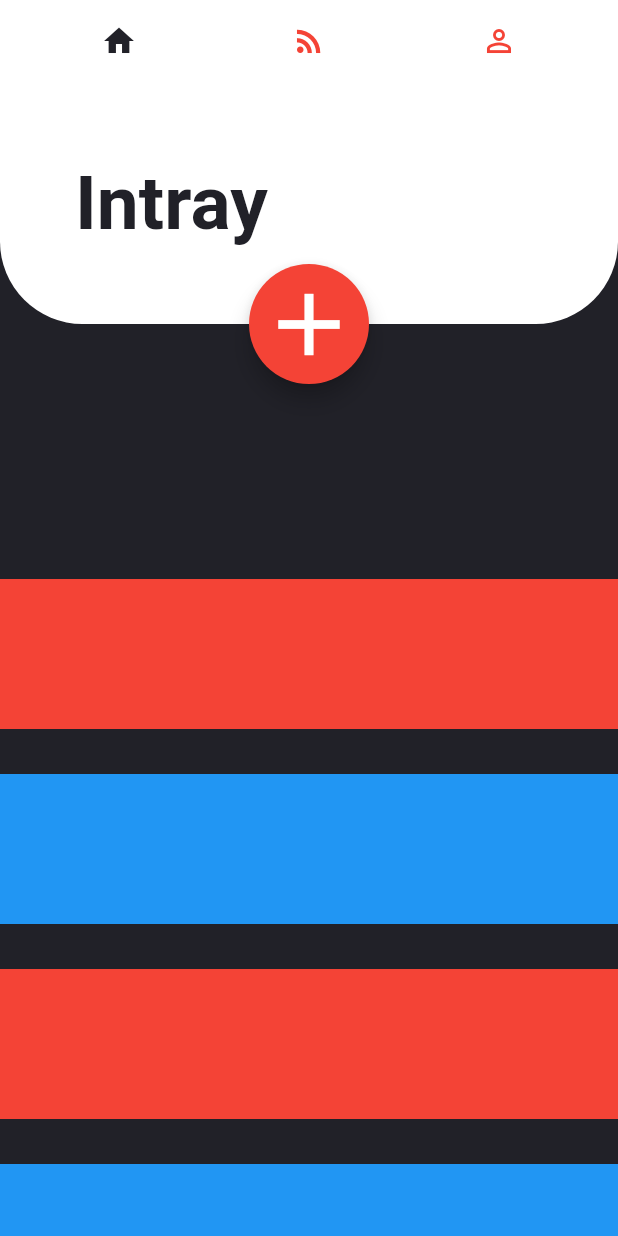
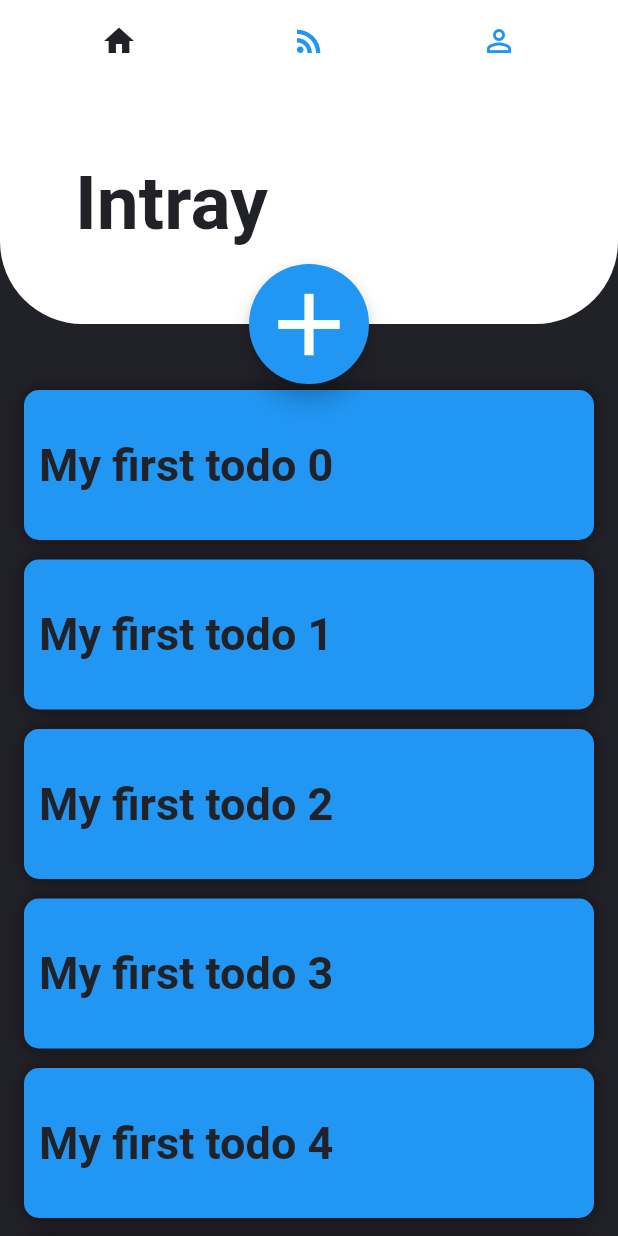
Before and after one commit to Abduelhamit01/TodoApp, a Flutter app: the screen it shows after launch, on a phone screen of 412 x 824 dp. Run offline on Flutter 3.47's test engine with Material 2 defaults, Android fonts, the phone set to English and light mode, and no system bars; Roboto replaces fonts that are missing (Avenir).

Commit message:
Created the ReorderableList

```diff
--- a/lib/UI/Intray/intray_page.dart
+++ b/lib/UI/Intray/intray_page.dart
@@ -1,5 +1,7 @@
 import 'package:flutter/material.dart';
 import 'package:todoapp2/models/global.dart';
+import 'package:todoapp2/models/widgets/intray_todo_widget.dart';
+import 'package:todoapp2/models/classes/task.dart';
 
 class IntrayPage extends StatefulWidget {
   @override
@@ -7,33 +9,66 @@ class IntrayPage extends StatefulWidget {
 }
 
 class _IntrayPageState extends State<IntrayPage> {
+  List<Task> taskList = [];
   @override
   Widget build(BuildContext context) {
+    taskList = getList();
     return Container(
       color: darkGreyColor,
-      child: ListView(
-        padding: EdgeInsets.only(top: 300),
-        children: getList(),
+      child: _buildReorderableListSimple(context),
+      // child: ReorderableListView(
+      //   padding: EdgeInsets.only(top: 300),
+      //   children: todoItems,
+      //   onReorder: _onReorder,
+      // ),
+    );
+  }
+
+  Widget _buildListTile(BuildContext context, Task item) {
+    return ListTile(
+      key: Key(item.taskId),
+      title: IntrayTodo(
+        title: item.title, keyValue: '',
       ),
     );
   }
 
-  List<Widget> getList() {
-    List<Container> list = [];
-    for (int i = 0; i < 6; i++) {
-      list.add(Container(
-        color: Colors.red,
-        height: 100,
-        margin: EdgeInsets.only(top: 30),
-      ));
-      list.add(
-        Container(
-          color: Colors.blue,
-          height: 100,
-            margin: EdgeInsets.only(top: 30)
-        ),
-      );
+  Widget _buildReorderableListSimple(BuildContext context) {
+    return Theme(
+      data: ThemeData(
+          canvasColor: Colors.transparent
+      ),
+      child: ReorderableListView(
+        // handleSide: ReorderableListSimpleSide.Right,
+        // handleIcon: Icon(Icons.access_alarm),
+        padding: EdgeInsets.only(top: 200.0),
+        children: taskList.map((Task item) => _buildListTile(context, item)).toList(),
+        onReorder: (oldIndex, newIndex) {
+          setState(() {
+            Task item = taskList[oldIndex];
+            taskList.remove(item);
+            taskList.insert(newIndex, item);
+          });
+        },
+      ),
+    );
+  }
+
+  void _onReorder(int oldIndex, int newIndex) {
+    setState(() {
+      if (newIndex > oldIndex) {
+        newIndex -= 1;
+      }
+      final Task item = taskList.removeAt(oldIndex);
+      taskList.insert(newIndex, item);
+    });
+  }
+
+  List<Task> getList() {
+    for (int i = 0; i < 10; i++) {
+      taskList.add(Task("My first todo " + i.toString(), false, i.toString()));
     }
-    return list;
+    return taskList;
   }
+
 }
--- a/lib/main.dart
+++ b/lib/main.dart
@@ -33,7 +33,7 @@ class _MyHomePageState extends State<MyHomePage> {
   @override
   Widget build(BuildContext context) {
     return MaterialApp(
-      color: Colors.red,
+      color: Colors.blue,
       home: SafeArea(
         child: DefaultTabController(
           length: 3,
@@ -77,7 +77,7 @@ class _MyHomePageState extends State<MyHomePage> {
                     .width * 0.5 - 40),
                 child: FloatingActionButton(
                   child: new Icon(Icons.add, size: 70),
-                  backgroundColor: Colors.red,
+                  backgroundColor: Colors.blue,
                   onPressed: () {},
                 ),
               )
@@ -97,7 +97,7 @@ class _MyHomePageState extends State<MyHomePage> {
                   ),
                 ],
                 labelColor: darkGreyColor,
-                unselectedLabelColor: Colors.red,
+                unselectedLabelColor: Colors.blue,
                 indicatorSize: TabBarIndicatorSize.label,
                 indicatorPadding: EdgeInsets.all(5.0),
                 indicatorColor: Colors.transparent,
--- /dev/null
+++ b/lib/models/classes/task.dart
@@ -0,0 +1,8 @@
+class Task {
+  bool completed;
+  String taskId;
+  String title;
+
+  Task (this.title, this.completed, this.taskId,);
+
+}
--- a/lib/models/global.dart
+++ b/lib/models/global.dart
@@ -7,3 +7,9 @@ TextStyle intrayTitle = new TextStyle(
     fontWeight: FontWeight.bold,
     color: darkGreyColor,
     fontSize: 50);
+
+TextStyle darkTodoTitle = new TextStyle(
+    fontFamily: 'Avenir',
+    fontWeight: FontWeight.bold,
+    color: darkGreyColor,
+    fontSize: 30);
--- a/lib/models/task.dart
+++ /dev/null
@@ -1,3 +0,0 @@
-class Task{
-
-}
--- /dev/null
+++ b/lib/models/widgets/intray_todo_widget.dart
@@ -0,0 +1,42 @@
+import 'package:flutter/material.dart';
+
+import '../global.dart';
+
+
+class IntrayTodo extends StatelessWidget {
+  final String title;
+  final String keyValue;
+  IntrayTodo({required this.keyValue, required this.title});
+  @override
+  Widget build(BuildContext context) {
+    return Container(
+      key: Key(keyValue),
+      margin: EdgeInsets.only(bottom: 5),
+      padding: EdgeInsets.all(10),
+      height: 100,
+      decoration: BoxDecoration(
+        color: Colors.blue,
+        borderRadius: BorderRadius.all(Radius.circular(10)),
+        boxShadow: [
+          new BoxShadow(
+            color: Colors.black.withOpacity(0.5),
+            blurRadius: 10.0,
+          ),
+        ],
+      ),
+      child: Row(
+        children: <Widget>[
+         /* Radio(
+
+          ),*/
+          Row(
+            children: <Widget>[
+              Text(title, style: darkTodoTitle,)
+            ],
+          )
+        ],
+      ),
+    );
+  }
+
+}
```
Also changed, not shown: pubspec.yaml (+7 -0 lines), pubspec.lock, 4 other files.
